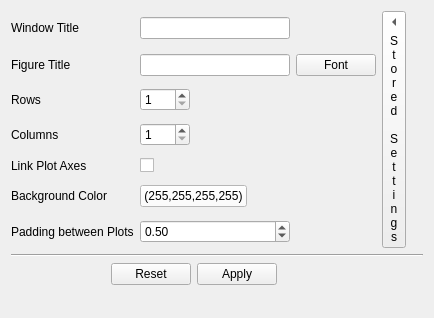
bbreslauer/PySciPlot, file ui/Ui_FigureOptionsWidget.ui: the form before one commit.
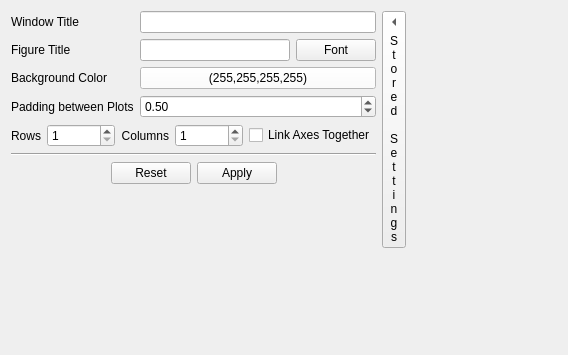
The form after the commit. Custom widgets are drawn as their Qt base class.

```diff
--- a/ui/Ui_FigureOptionsWidget.ui
+++ b/ui/Ui_FigureOptionsWidget.ui
@@ -6,22 +6,15 @@
    <rect>
     <x>0</x>
     <y>0</y>
-    <width>434</width>
-    <height>318</height>
+    <width>568</width>
+    <height>355</height>
    </rect>
   </property>
   <property name="windowTitle">
    <string>Form</string>
   </property>
   <layout class="QGridLayout" name="gridLayout">
-   <item row="0" column="0">
-    <widget class="QLabel" name="label_24">
-     <property name="text">
-      <string>Window Title</string>
-     </property>
-    </widget>
-   </item>
-   <item row="0" column="1">
+   <item row="0" column="1" colspan="2">
     <widget class="QLineEdit" name="windowTitle">
      <property name="sizePolicy">
       <sizepolicy hsizetype="Minimum" vsizetype="Fixed">
@@ -40,6 +33,13 @@
      </property>
     </widget>
    </item>
+   <item row="0" column="0">
+    <widget class="QLabel" name="label_24">
+     <property name="text">
+      <string>Window Title</string>
+     </property>
+    </widget>
+   </item>
    <item row="1" column="0">
     <widget class="QLabel" name="label_13">
      <property name="text">
@@ -63,89 +63,24 @@
      </property>
     </widget>
    </item>
+   <item row="1" column="2">
+    <widget class="QTextOptionsButton" name="titleFont">
+     <property name="text">
+      <string>Font</string>
+     </property>
+    </widget>
+   </item>
    <item row="2" column="0">
-    <widget class="QLabel" name="label">
-     <property name="text">
-      <string>Rows</string>
-     </property>
-     <property name="buddy">
-      <cstring>rows</cstring>
-     </property>
-    </widget>
-   </item>
-   <item row="2" column="1">
-    <widget class="QSpinBox" name="rows">
-     <property name="sizePolicy">
-      <sizepolicy hsizetype="Fixed" vsizetype="Fixed">
-       <horstretch>0</horstretch>
-       <verstretch>0</verstretch>
-      </sizepolicy>
-     </property>
-     <property name="minimumSize">
-      <size>
-       <width>50</width>
-       <height>0</height>
-      </size>
-     </property>
-     <property name="minimum">
-      <number>1</number>
-     </property>
-    </widget>
-   </item>
-   <item row="3" column="0">
-    <widget class="QLabel" name="label_2">
-     <property name="text">
-      <string>Columns</string>
-     </property>
-     <property name="buddy">
-      <cstring>columns</cstring>
-     </property>
-    </widget>
-   </item>
-   <item row="3" column="1">
-    <widget class="QSpinBox" name="columns">
-     <property name="sizePolicy">
-      <sizepolicy hsizetype="Fixed" vsizetype="Fixed">
-       <horstretch>0</horstretch>
-       <verstretch>0</verstretch>
-      </sizepolicy>
-     </property>
-     <property name="minimumSize">
-      <size>
-       <width>50</width>
-       <height>0</height>
-      </size>
-     </property>
-     <property name="minimum">
-      <number>1</number>
-     </property>
-    </widget>
-   </item>
-   <item row="4" column="0">
-    <widget class="QLabel" name="label_40">
-     <property name="text">
-      <string>Link Plot Axes</string>
-     </property>
-    </widget>
-   </item>
-   <item row="4" column="1">
-    <widget class="QCheckBox" name="linkPlotAxes">
-     <property name="text">
-      <string/>
-     </property>
-    </widget>
-   </item>
-   <item row="5" column="0">
     <widget class="QLabel" name="label_5">
      <property name="text">
       <string>Background Color</string>
      </property>
     </widget>
    </item>
-   <item row="5" column="1">
+   <item row="2" column="1" colspan="2">
     <widget class="QColorButton" name="backgroundColor">
      <property name="sizePolicy">
-      <sizepolicy hsizetype="Fixed" vsizetype="Fixed">
+      <sizepolicy hsizetype="Expanding" vsizetype="Fixed">
        <horstretch>0</horstretch>
        <verstretch>0</verstretch>
       </sizepolicy>
@@ -172,14 +107,14 @@
      </property>
     </widget>
    </item>
-   <item row="6" column="0">
+   <item row="3" column="0">
     <widget class="QLabel" name="label_20">
      <property name="text">
       <string>Padding between Plots</string>
      </property>
     </widget>
    </item>
-   <item row="6" column="1">
+   <item row="3" column="1" colspan="2">
     <widget class="QDoubleSpinBox" name="axesPadding">
      <property name="singleStep">
       <double>0.100000000000000</double>
@@ -189,14 +124,99 @@
      </property>
     </widget>
    </item>
-   <item row="1" column="2">
-    <widget class="QTextOptionsButton" name="titleFont">
-     <property name="text">
-      <string>Font</string>
+   <item row="4" column="0" colspan="3">
+    <layout class="QGridLayout" name="gridLayout_2">
+     <item row="0" column="0">
+      <widget class="QLabel" name="label_7">
+       <property name="text">
+        <string>Rows</string>
+       </property>
+       <property name="alignment">
+        <set>Qt::AlignRight|Qt::AlignTrailing|Qt::AlignVCenter</set>
+       </property>
+      </widget>
+     </item>
+     <item row="0" column="2">
+      <widget class="QLabel" name="label_8">
+       <property name="text">
+        <string>Columns</string>
+       </property>
+       <property name="alignment">
+        <set>Qt::AlignRight|Qt::AlignTrailing|Qt::AlignVCenter</set>
+       </property>
+      </widget>
+     </item>
+     <item row="0" column="1">
+      <widget class="QSpinBox" name="rows">
+       <property name="sizePolicy">
+        <sizepolicy hsizetype="Expanding" vsizetype="Fixed">
+         <horstretch>0</horstretch>
+         <verstretch>0</verstretch>
+        </sizepolicy>
+       </property>
+       <property name="minimumSize">
+        <size>
+         <width>50</width>
+         <height>0</height>
+        </size>
+       </property>
+       <property name="minimum">
+        <number>1</number>
+       </property>
+      </widget>
+     </item>
+     <item row="0" column="3">
+      <widget class="QSpinBox" name="columns">
+       <property name="sizePolicy">
+        <sizepolicy hsizetype="Expanding" vsizetype="Fixed">
+         <horstretch>0</horstretch>
+         <verstretch>0</verstretch>
+        </sizepolicy>
+       </property>
+       <property name="minimumSize">
+        <size>
+         <width>50</width>
+         <height>0</height>
+        </size>
+       </property>
+       <property name="minimum">
+        <number>1</number>
+       </property>
+      </widget>
+     </item>
+     <item row="0" column="4" colspan="2">
+      <widget class="QCheckBox" name="linkPlotAxes">
+       <property name="layoutDirection">
+        <enum>Qt::LeftToRight</enum>
+       </property>
+       <property name="text">
+        <string>Link Axes Together</string>
+       </property>
+      </widget>
+     </item>
+    </layout>
+   </item>
+   <item row="3" column="4">
+    <spacer name="horizontalSpacer">
+     <property name="orientation">
+      <enum>Qt::Horizontal</enum>
+     </property>
+     <property name="sizeHint" stdset="0">
+      <size>
+       <width>40</width>
+       <height>20</height>
+      </size>
+     </property>
+    </spacer>
+   </item>
+   <item row="5" column="0" colspan="3">
+    <widget class="Line" name="line_2">
+     <property name="orientation">
+      <enum>Qt::Horizontal</enum>
      </property>
     </widget>
    </item>
-   <item row="8" column="0" colspan="3">
+   <item row="6" column="0" colspan="3">
     <widget class="QDialogButtonBox" name="buttons">
      <property name="orientation">
       <enum>Qt::Horizontal</enum>
@@ -209,31 +229,8 @@
      </property>
     </widget>
    </item>
-   <item row="7" column="0" colspan="5">
-    <widget class="Line" name="line_2">
-     <property name="orientation">
-      <enum>Qt::Horizontal</enum>
-     </property>
-    </widget>
-   </item>
-   <item row="3" column="4">
-    <spacer name="horizontalSpacer">
-     <property name="orientation">
-      <enum>Qt::Horizontal</enum>
-     </property>
-     <property name="sizeType">
-      <enum>QSizePolicy::Expanding</enum>
-     </property>
-     <property name="sizeHint" stdset="0">
-      <size>
-       <width>40</width>
-       <height>20</height>
-      </size>
-     </property>
-    </spacer>
-   </item>
-   <item row="9" column="0">
-    <spacer name="verticalSpacer_3">
+   <item row="8" column="3">
+    <spacer name="verticalSpacer">
      <property name="orientation">
       <enum>Qt::Vertical</enum>
      </property>
@@ -245,7 +242,7 @@
      </property>
     </spacer>
    </item>
-   <item row="0" column="3" rowspan="7">
+   <item row="0" column="3" rowspan="8">
     <widget class="QStoredSettingsButton" name="storedSettingsButton">
      <property name="sizePolicy">
       <sizepolicy hsizetype="Fixed" vsizetype="Expanding">
@@ -279,6 +276,21 @@
     </widget>
    </item>
   </layout>
+  <zorder>windowTitle</zorder>
+  <zorder>label_24</zorder>
+  <zorder>label_13</zorder>
+  <zorder>title</zorder>
+  <zorder>titleFont</zorder>
+  <zorder>label_5</zorder>
+  <zorder>backgroundColor</zorder>
+  <zorder>label_20</zorder>
+  <zorder>axesPadding</zorder>
+  <zorder>gridLayoutWidget</zorder>
+  <zorder>horizontalSpacer</zorder>
+  <zorder>line_2</zorder>
+  <zorder>buttons</zorder>
+  <zorder>verticalSpacer</zorder>
+  <zorder>storedSettingsButton</zorder>
  </widget>
  <customwidgets>
   <customwidget>
```
Left out of the diff: 24 changed lines with no effect on the pictures.
